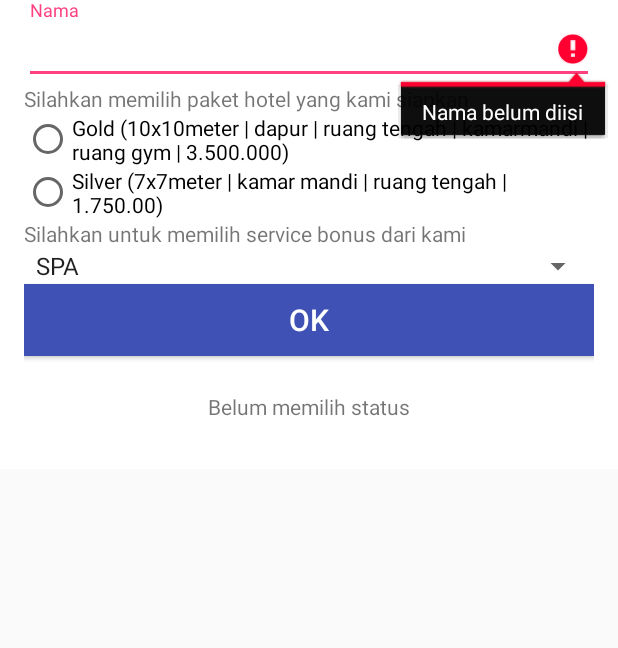
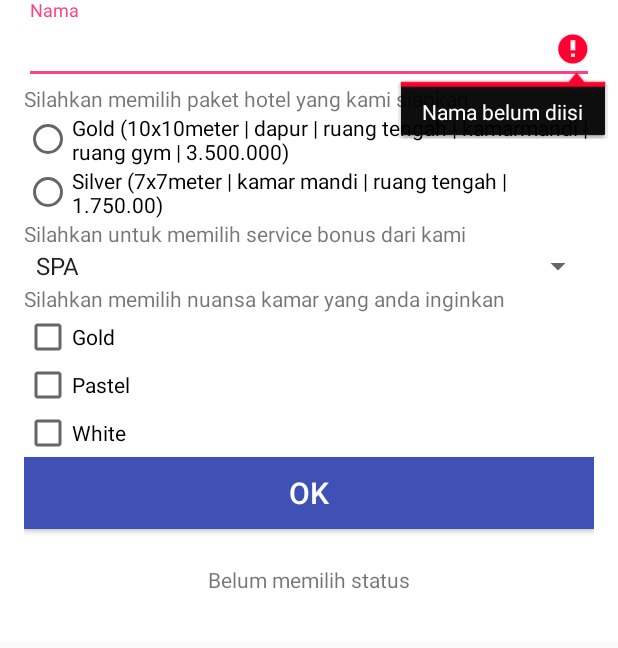
Before and after one commit to ErlinaNovita/PemesananHotel, an Android app: the screen it shows after launch (MainActivity), after a tap on "OK", on a phone screen of 412 x 824 dp, the part 415-1063 px from its top. Run offline under Robolectric (Android 15) with nearby library versions, the phone set to English and light mode, and no system bars.

Commit message:
CheckButton

```diff
--- a/app/src/main/java/id/sch/smktelkom_mlg/learn/pemesananhotel/MainActivity.java
+++ b/app/src/main/java/id/sch/smktelkom_mlg/learn/pemesananhotel/MainActivity.java
@@ -4,6 +4,7 @@ import android.os.Bundle;
 import android.support.v7.app.AppCompatActivity;
 import android.view.View;
 import android.widget.Button;
+import android.widget.CheckBox;
 import android.widget.EditText;
 import android.widget.RadioButton;
 import android.widget.Spinner;
@@ -16,6 +17,7 @@ public class MainActivity extends AppCompatActivity {
     TextView tvHasil;
     RadioButton rbGold, rbSilver;
     Spinner spService;
+    CheckBox cbGold, cbPastel, cbWhite;
 
     @Override
     protected void onCreate(Bundle savedInstanceState) {
@@ -27,6 +29,10 @@ public class MainActivity extends AppCompatActivity {
 
         spService = (Spinner) findViewById(R.id.spinnerService);
 
+        cbGold = (CheckBox) findViewById(R.id.checkBoxGold);
+        cbPastel = (CheckBox) findViewById(R.id.checkBoxPastel);
+        cbWhite = (CheckBox) findViewById(R.id.checkBoxWhite);
+
         etNama = (EditText) findViewById(R.id.editTextNama);
         bOK = (Button) findViewById(R.id.buttonOK);
 
@@ -36,6 +42,7 @@ public class MainActivity extends AppCompatActivity {
             @Override
             public void onClick(View v) {
                 doProcess();
+
             }
         });
         findViewById(R.id.buttonOK).setOnClickListener(new View.OnClickListener() {
@@ -58,9 +65,20 @@ public class MainActivity extends AppCompatActivity {
             tvHasil.setText("Belum memilih status");
         }
 
+        String a = "";
+        if (cbGold.isChecked()) {
+            a += "Nuansa Gold";
+        }
+        if (cbPastel.isChecked()) {
+            a += "Nuansa Pastel";
+        }
+        if (cbWhite.isChecked()) {
+            a += "Nuansa White";
+        }
+
         if (isValid()) {
             String nama = etNama.getText().toString();
-            tvHasil.setText("saya atas nama " + nama + " memesan paket " + hasil + " dengan tambahan service " + spService.getSelectedItem().toString());
+            tvHasil.setText("saya atas nama " + nama + " memesan paket " + hasil + " dengan tambahan service " + spService.getSelectedItem().toString() + " memilih ruangan dengan " + a);
         }
     }
 
--- a/app/src/main/res/layout/activity_main.xml
+++ b/app/src/main/res/layout/activity_main.xml
@@ -100,7 +100,31 @@
             android:layout_height="wrap_content"
             android:entries="@array/service" />
 
-    <Button
+        <TextView
+            android:id="@+id/textView9"
+            android:layout_width="match_parent"
+            android:layout_height="wrap_content"
+            android:text="Silahkan memilih nuansa kamar yang anda inginkan" />
+
+        <CheckBox
+            android:id="@+id/checkBoxGold"
+            android:layout_width="match_parent"
+            android:layout_height="wrap_content"
+            android:text="Gold" />
+
+        <CheckBox
+            android:id="@+id/checkBoxPastel"
+            android:layout_width="match_parent"
+            android:layout_height="wrap_content"
+            android:text="Pastel" />
+
+        <CheckBox
+            android:id="@+id/checkBoxWhite"
+            android:layout_width="match_parent"
+            android:layout_height="wrap_content"
+            android:text="White" />
+
+        <Button
         android:id="@+id/buttonOK"
         style="@style/Base.TextAppearance.AppCompat.Title"
         android:layout_width="match_parent"
```
